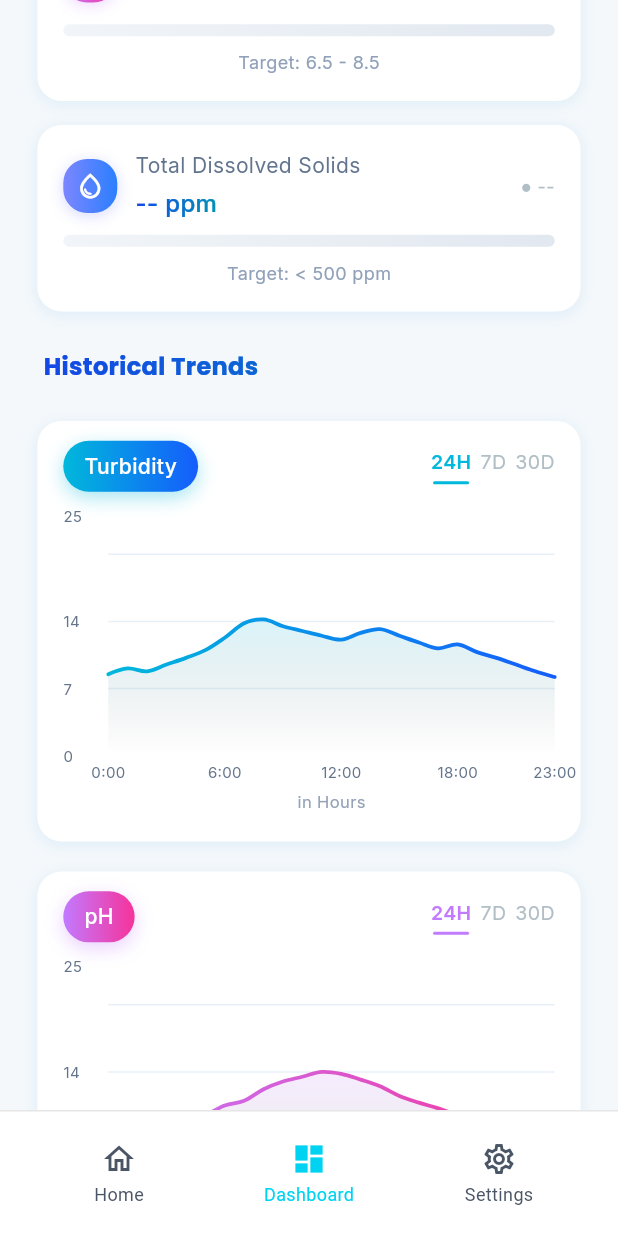
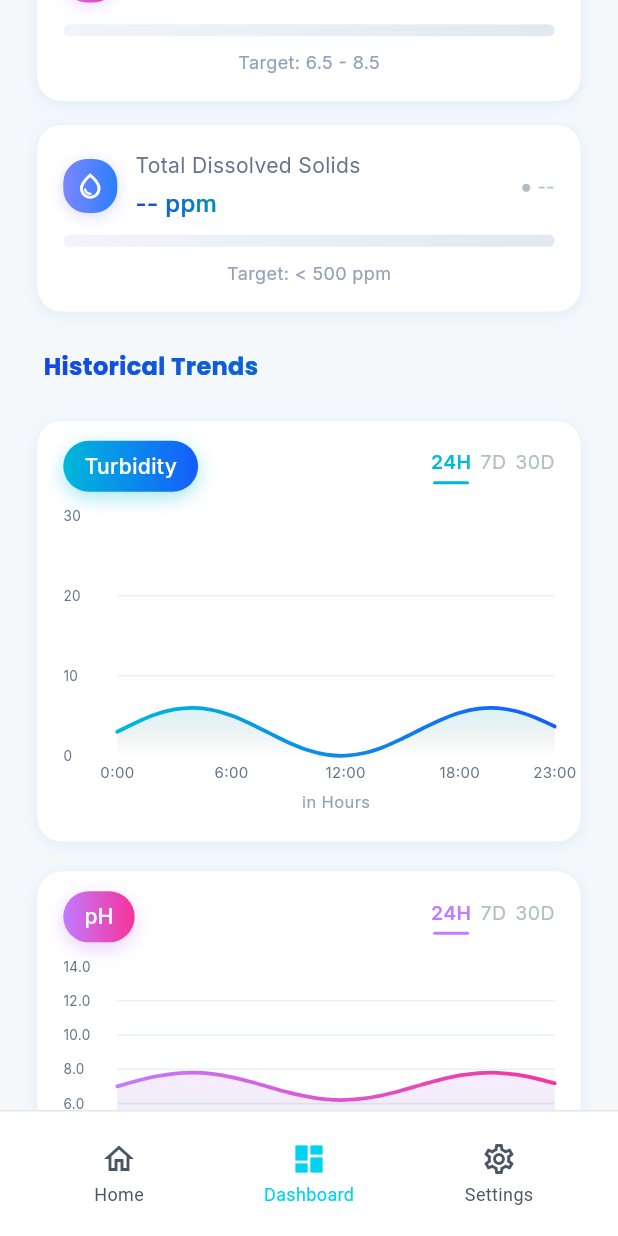
Before and after one commit to adrian-cali/agos, a Flutter app: the DashboardScreen screen opened by its route, scrolled down 576 dp, on a phone screen of 412 x 824 dp. Run offline on Flutter 3.47's test engine with Material 3 defaults, Android fonts, the phone set to English and light mode, and no system bars; drawn by our look-alikes of fl_chart; our stand-ins replace cloud_firestore, firebase_auth, firebase_core, flutter_riverpod, flutter_svg, google_fonts; accounts and stored records are empty; Roboto replaces fonts that are missing (Arial).

Commit message:
Dashboard charts: correct Y-axis per metric, real timestamp tooltips, realistic dummy data

```diff
--- a/agos_app/lib/presentation/screens/dashboard/dashboard_screen.dart
+++ b/agos_app/lib/presentation/screens/dashboard/dashboard_screen.dart
@@ -877,60 +877,63 @@ class _HistoricalChartCard extends ConsumerStatefulWidget {
 class _HistoricalChartCardState extends ConsumerState<_HistoricalChartCard> {
   TimePeriod _selectedPeriod = TimePeriod.twentyFourHours;
 
+  // Per-metric ranges
+  double get _yMin {
+    switch (widget.label) {
+      case 'pH': return 0;
+      case 'TDS': return 0;
+      default: return 0; // Turbidity
+    }
+  }
+
+  double get _yMax {
+    switch (widget.label) {
+      case 'pH': return 14;
+      case 'TDS': return 1000;
+      default: return 30; // Turbidity NTU
+    }
+  }
+
+  double get _yInterval {
+    switch (widget.label) {
+      case 'pH': return 2;
+      case 'TDS': return 200;
+      default: return 10; // Turbidity
+    }
+  }
+
+  String _formatY(double v) {
+    switch (widget.label) {
+      case 'pH': return v.toStringAsFixed(1);
+      case 'TDS': return '${v.toInt()}';
+      default: return '${v.toInt()}';
+    }
+  }
+
   static final Map<String, Map<TimePeriod, List<FlSpot>>> _dummyData = {
     'Turbidity': {
-      TimePeriod.twentyFourHours: [
-        FlSpot(0, 8.5), FlSpot(1, 9.1), FlSpot(2, 8.8), FlSpot(3, 9.5),
-        FlSpot(4, 10.2), FlSpot(5, 11.0), FlSpot(6, 12.3), FlSpot(7, 13.8),
-        FlSpot(8, 14.2), FlSpot(9, 13.5), FlSpot(10, 13.0), FlSpot(11, 12.5),
-        FlSpot(12, 12.1), FlSpot(13, 12.8), FlSpot(14, 13.2), FlSpot(15, 12.5),
-        FlSpot(16, 11.8), FlSpot(17, 11.2), FlSpot(18, 11.6), FlSpot(19, 10.8),
-        FlSpot(20, 10.2), FlSpot(21, 9.5), FlSpot(22, 8.8), FlSpot(23, 8.2),
-      ],
-      TimePeriod.sevenDays: [
-        FlSpot(0, 10.2), FlSpot(1, 11.5), FlSpot(2, 12.8), FlSpot(3, 11.0),
-        FlSpot(4, 9.5), FlSpot(5, 10.8), FlSpot(6, 9.2),
-      ],
-      TimePeriod.thirtyDays: List.generate(
-          30,
-          (i) => FlSpot(i.toDouble(),
-              (8.0 + 5.0 * math.sin(i * 0.35 + 0.5) + i * 0.08).clamp(0.0, 24.0))),
+      TimePeriod.twentyFourHours: List.generate(24, (i) =>
+          FlSpot(i.toDouble(), (2.0 + 3.0 * math.sin(i * 0.4) + 1.0).clamp(0, 30))),
+      TimePeriod.sevenDays: List.generate(7, (i) =>
+          FlSpot(i.toDouble(), (3.0 + 2.0 * math.sin(i * 0.9)).clamp(0, 30))),
+      TimePeriod.thirtyDays: List.generate(30, (i) =>
+          FlSpot(i.toDouble(), (2.5 + 4.0 * math.sin(i * 0.35)).clamp(0, 30))),
     },
     'pH': {
-      TimePeriod.twentyFourHours: [
-        FlSpot(0, 7.2), FlSpot(1, 7.5), FlSpot(2, 7.8), FlSpot(3, 8.2),
-        FlSpot(4, 8.8), FlSpot(5, 9.5), FlSpot(6, 10.5), FlSpot(7, 11.0),
-        FlSpot(8, 12.2), FlSpot(9, 13.0), FlSpot(10, 13.5), FlSpot(11, 14.0),
-        FlSpot(12, 13.8), FlSpot(13, 13.2), FlSpot(14, 12.5), FlSpot(15, 11.5),
-        FlSpot(16, 10.8), FlSpot(17, 10.2), FlSpot(18, 9.5), FlSpot(19, 8.8),
-        FlSpot(20, 8.2), FlSpot(21, 7.8), FlSpot(22, 7.5), FlSpot(23, 7.3),
-      ],
-      TimePeriod.sevenDays: [
-        FlSpot(0, 8.5), FlSpot(1, 9.2), FlSpot(2, 11.5), FlSpot(3, 13.0),
-        FlSpot(4, 12.0), FlSpot(5, 10.5), FlSpot(6, 9.0),
-      ],
-      TimePeriod.thirtyDays: List.generate(
-          30,
-          (i) => FlSpot(i.toDouble(),
-              (7.5 + 4.5 * math.sin(i * 0.4 + 1.0) + i * 0.05).clamp(0.0, 24.0))),
+      TimePeriod.twentyFourHours: List.generate(24, (i) =>
+          FlSpot(i.toDouble(), (7.0 + 0.8 * math.sin(i * 0.4)).clamp(0, 14))),
+      TimePeriod.sevenDays: List.generate(7, (i) =>
+          FlSpot(i.toDouble(), (7.2 + 0.5 * math.sin(i * 0.9)).clamp(0, 14))),
+      TimePeriod.thirtyDays: List.generate(30, (i) =>
+          FlSpot(i.toDouble(), (7.0 + 0.7 * math.sin(i * 0.35)).clamp(0, 14))),
     },
     'TDS': {
-      TimePeriod.twentyFourHours: [
-        FlSpot(0, 10.0), FlSpot(1, 10.5), FlSpot(2, 11.0), FlSpot(3, 11.8),
-        FlSpot(4, 12.5), FlSpot(5, 13.2), FlSpot(6, 14.0), FlSpot(7, 14.5),
-        FlSpot(8, 13.8), FlSpot(9, 13.0), FlSpot(10, 12.5), FlSpot(11, 11.8),
-        FlSpot(12, 12.2), FlSpot(13, 12.8), FlSpot(14, 13.0), FlSpot(15, 12.2),
-        FlSpot(16, 11.5), FlSpot(17, 11.0), FlSpot(18, 11.5), FlSpot(19, 11.0),
-        FlSpot(20, 10.5), FlSpot(21, 10.0), FlSpot(22, 9.5), FlSpot(23, 9.2),
-      ],
-      TimePeriod.sevenDays: [
-        FlSpot(0, 11.5), FlSpot(1, 12.8), FlSpot(2, 13.5), FlSpot(3, 12.0),
-        FlSpot(4, 10.5), FlSpot(5, 11.2), FlSpot(6, 10.0),
-      ],
-      TimePeriod.thirtyDays: List.generate(
-          30,
-          (i) => FlSpot(i.toDouble(),
-              (9.0 + 4.0 * math.sin(i * 0.3 + 2.0) + i * 0.08).clamp(0.0, 24.0))),
+      TimePeriod.twentyFourHours: List.generate(24, (i) =>
+          FlSpot(i.toDouble(), (320.0 + 60.0 * math.sin(i * 0.4)).clamp(0, 1000))),
+      TimePeriod.sevenDays: List.generate(7, (i) =>
+          FlSpot(i.toDouble(), (300.0 + 80.0 * math.sin(i * 0.9)).clamp(0, 1000))),
+      TimePeriod.thirtyDays: List.generate(30, (i) =>
+          FlSpot(i.toDouble(), (310.0 + 70.0 * math.sin(i * 0.35)).clamp(0, 1000))),
     },
   };
 
@@ -953,6 +956,9 @@ class _HistoricalChartCardState extends ConsumerState<_HistoricalChartCard> {
     }
   }
 
+  // Maps x-index → actual timestamp for live-data tooltips
+  final Map<double, DateTime> _timestampMap = {};
+
   /// Returns live Firestore spots, or falls back to dummy data when empty.
   List<FlSpot> get _spots {
     final historyAsync = ref.watch(
@@ -960,17 +966,21 @@ class _HistoricalChartCardState extends ConsumerState<_HistoricalChartCard> {
     );
     final readings = historyAsync.valueOrNull ?? [];
     if (readings.isEmpty) {
+      _timestampMap.clear();
       return _dummyData[widget.label]?[_selectedPeriod] ?? [];
     }
     // Sort oldest-first so x index matches chronological order.
     final sorted = [...readings]..sort((a, b) => a.timestamp.compareTo(b.timestamp));
+    _timestampMap.clear();
     return sorted.asMap().entries.map((e) {
       final double value = switch (_firestoreField) {
         'turbidity' => e.value.turbidity,
         'ph' => e.value.ph,
         _ => e.value.tds,
       };
-      return FlSpot(e.key.toDouble(), value);
+      final x = e.key.toDouble();
+      _timestampMap[x] = e.value.timestamp.toDate();
+      return FlSpot(x, value);
     }).toList();
   }
 
@@ -1002,6 +1012,21 @@ class _HistoricalChartCardState extends ConsumerState<_HistoricalChartCard> {
   }
 
   String _getTooltipX(double value) {
+    // If we have a real timestamp for this index, show it
+    final ts = _timestampMap[value];
+    if (ts != null) {
+      final h = ts.hour.toString().padLeft(2, '0');
+      final m = ts.minute.toString().padLeft(2, '0');
+      switch (_selectedPeriod) {
+        case TimePeriod.twentyFourHours:
+          return '$h:$m';
+        case TimePeriod.sevenDays:
+          return '${ts.month}/${ts.day} $h:$m';
+        case TimePeriod.thirtyDays:
+          return '${ts.month}/${ts.day}';
+      }
+    }
+    // Dummy data fallback
     switch (_selectedPeriod) {
       case TimePeriod.twentyFourHours:
         return '${value.toInt().toString().padLeft(2, '0')}:00';
@@ -1149,15 +1174,13 @@ class _HistoricalChartCardState extends ConsumerState<_HistoricalChartCard> {
         leftTitles: AxisTitles(
           sideTitles: SideTitles(
             showTitles: true,
-            reservedSize: 30,
-            interval: 7,
+            reservedSize: 36,
+            interval: _yInterval,
             getTitlesWidget: (value, meta) {
-              const yLabels = <int, String>{0: '0', 7: '7', 14: '14', 25: '25'};
-              final intVal = value.toInt();
-              if (value != intVal.toDouble() || !yLabels.containsKey(intVal)) return const SizedBox.shrink();
+              if (value < _yMin || value > _yMax) return const SizedBox.shrink();
               return Text(
-                yLabels[intVal]!,
-                style: const TextStyle(color: Color(0xFF64748B), fontSize: 10, fontFamily: 'Inter'),
+                _formatY(value),
+                style: const TextStyle(color: Color(0xFF64748B), fontSize: 9, fontFamily: 'Inter'),
               );
             },
           ),
@@ -1189,14 +1212,14 @@ class _HistoricalChartCardState extends ConsumerState<_HistoricalChartCard> {
       gridData: FlGridData(
         show: true,
         drawVerticalLine: false,
-        horizontalInterval: 7,
+        horizontalInterval: _yInterval,
         getDrawingHorizontalLine: (value) => const FlLine(color: Color(0xFFE8F0F7), strokeWidth: 1),
       ),
       borderData: FlBorderData(show: false),
       minX: 0,
       maxX: effectiveMaxX,
-      minY: 0,
-      maxY: 25,
+      minY: _yMin,
+      maxY: _yMax,
       lineTouchData: LineTouchData(
         enabled: true,
         touchTooltipData: LineTouchTooltipData(
```
